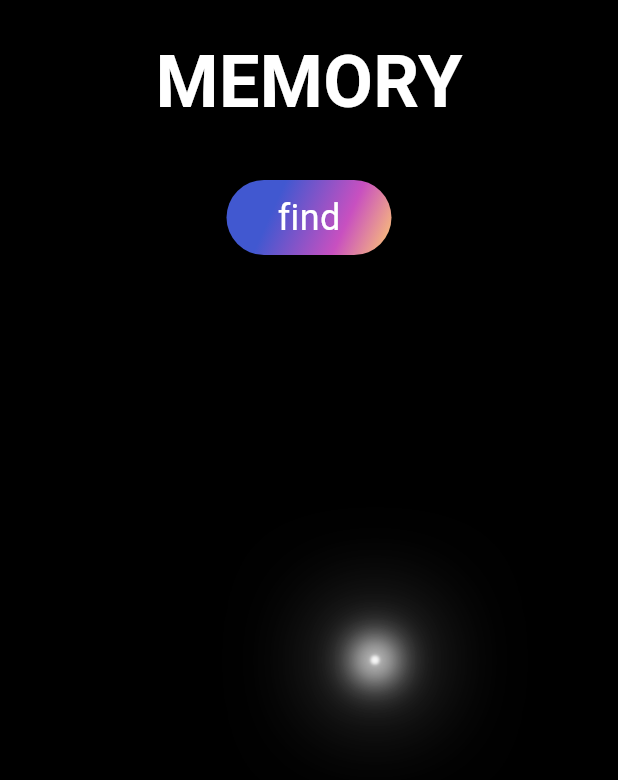
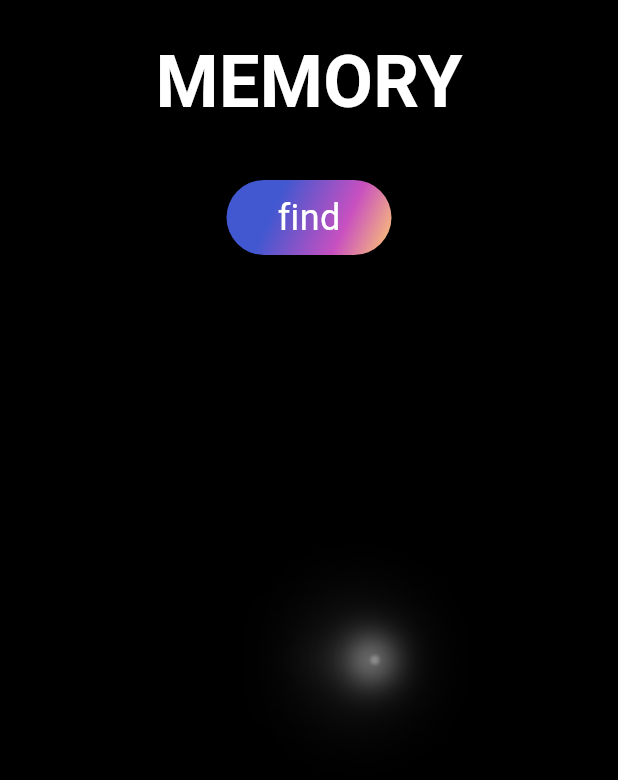
Before and after one commit to haeraam/memory_source, a Flutter app: the screen it shows after launch, on a phone screen of 412 x 824 dp. Shown: the top 780 px of the screen. Run offline on Flutter 3.47's test engine with Material 2 defaults, Android fonts, the phone set to English and light mode, and no system bars.

Commit message:
쉐이더 추가

```diff
--- a/lib/main.dart
+++ b/lib/main.dart
@@ -343,7 +343,29 @@ class _AreaState extends State<Area> {
                     top: min(max(_mousePosition.dy - _lightSize / 2, 0), widget.areaSize),
                     left: min(max(_mousePosition.dx - _lightSize / 2, 0), widget.areaSize),
                   ),
-                )
+                ),
+                Transform.translate(
+                  offset: Offset(
+                    _mousePosition.dx - 250,
+                    _mousePosition.dy - 250,
+                  ),
+                  child: Transform.scale(
+                    scale: 2,
+                    child: ShaderMask(
+                      shaderCallback: (bounds) => RadialGradient(
+                        center: Alignment.center,
+                        radius: 0.15,
+                        colors: [Colors.transparent, Colors.white.withOpacity(0.3), Colors.white],
+                        stops: const [0, 0.2, 1],
+                      ).createShader(bounds),
+                      child: Container(
+                        width: 500,
+                        height: 500,
+                        color: Colors.black,
+                      ),
+                    ),
+                  ),
+                ),
               ],
             ),
           ),
@@ -466,10 +488,10 @@ class _CircleState extends State<Circle> with TickerProviderStateMixin {
                     begin: _topAlignmentAnimation.value,
                     end: _bottomAlignmentAnimation.value,
                     colors: [
-                      _colorAnimation1.value.withOpacity(0.8 * (widget.opacity) / (max(1, distance)) / (max(1, distance))),
-                      _colorAnimation2.value.withOpacity(0.8 * (widget.opacity) / (max(1, distance)) / (max(1, distance))),
-                      _colorAnimation3.value.withOpacity(0.8 * (widget.opacity) / (max(1, distance)) / (max(1, distance))),
-                      _colorAnimation4.value.withOpacity(0.8 * (widget.opacity) / (max(1, distance)) / (max(1, distance))),
+                      _colorAnimation1.value.withOpacity(0.8 * (widget.opacity)),
+                      _colorAnimation2.value.withOpacity(0.8 * (widget.opacity)),
+                      _colorAnimation3.value.withOpacity(0.8 * (widget.opacity)),
+                      _colorAnimation4.value.withOpacity(0.8 * (widget.opacity)),
                     ],
                   ),
                 ),
```
